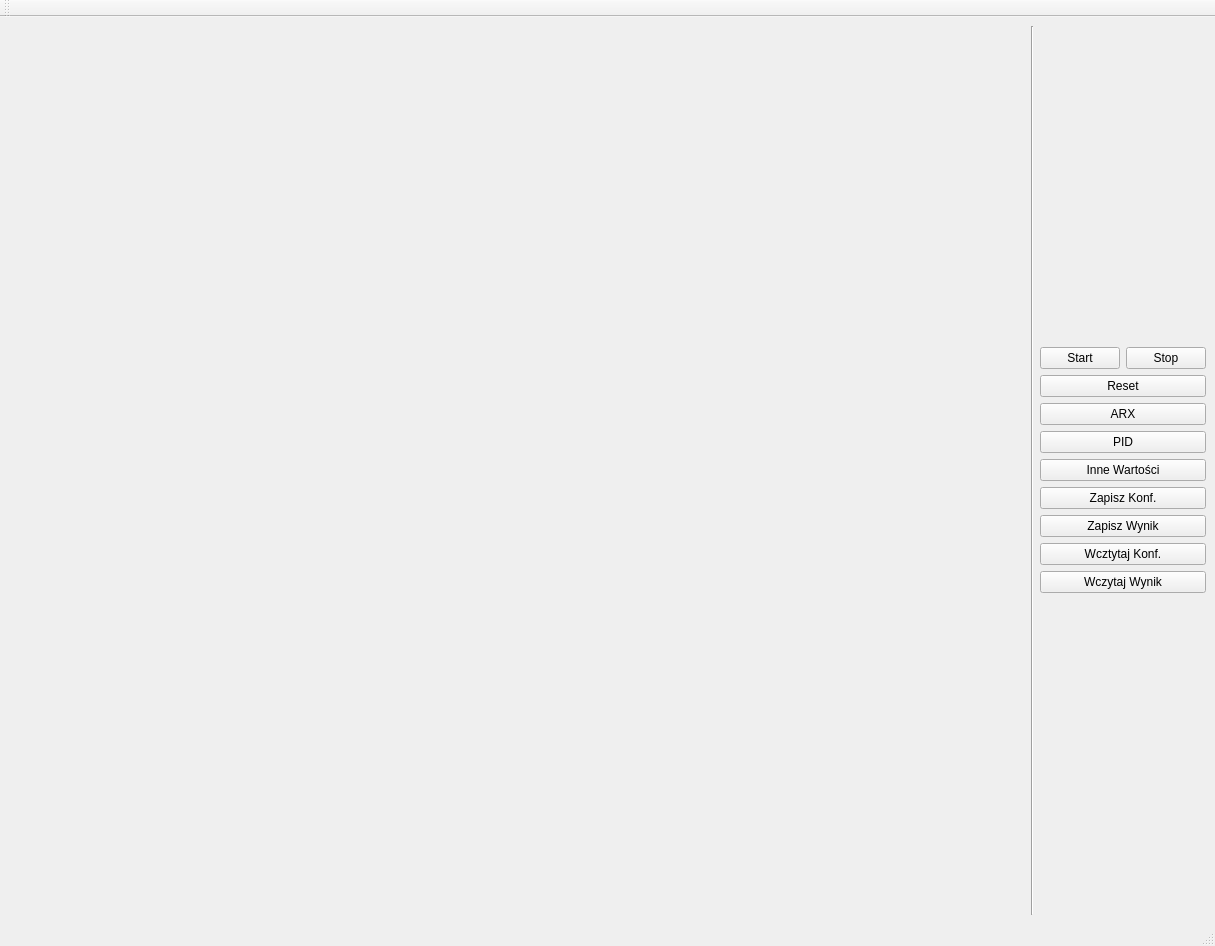
Before: the Qt Designer form mainwindow.ui in dffdgdd5/Projekt-PK_Sem3-4-QT, drawn with Qt 5.
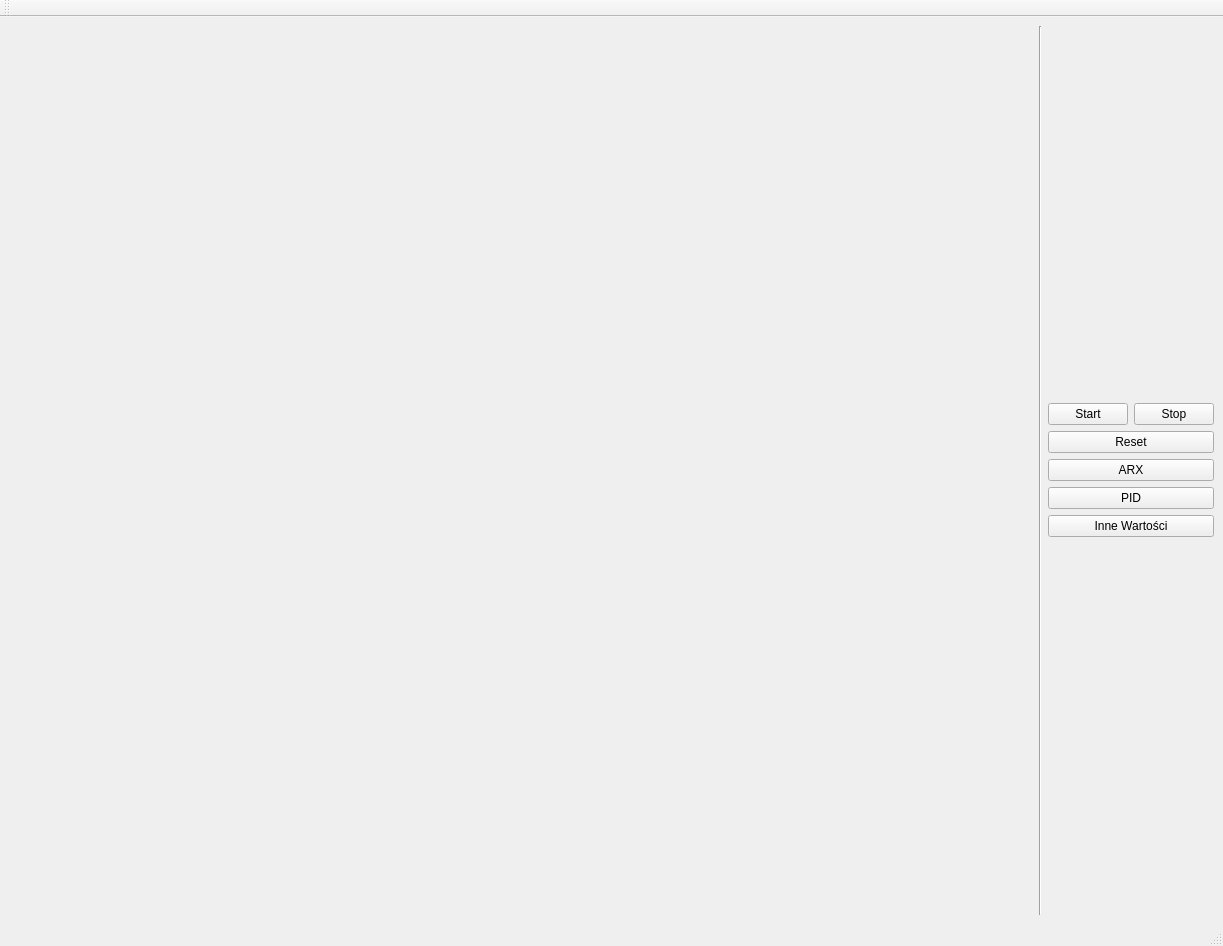
After: the same form once the commit is applied.

```diff
--- a/mainwindow.ui
+++ b/mainwindow.ui
@@ -6,7 +6,7 @@
    <rect>
     <x>0</x>
     <y>0</y>
-    <width>1215</width>
+    <width>1223</width>
     <height>946</height>
    </rect>
   </property>
@@ -159,34 +159,6 @@
           </property>
          </widget>
         </item>
-        <item>
-         <widget class="QPushButton" name="ZapiszKonfiguracje">
-          <property name="text">
-           <string>Zapisz Konf.</string>
-          </property>
-         </widget>
-        </item>
-        <item>
-         <widget class="QPushButton" name="ZapiszWynik">
-          <property name="text">
-           <string>Zapisz Wynik</string>
-          </property>
-         </widget>
-        </item>
-        <item>
-         <widget class="QPushButton" name="WczytajKonf">
-          <property name="text">
-           <string>Wcztytaj Konf.</string>
-          </property>
-         </widget>
-        </item>
-        <item>
-         <widget class="QPushButton" name="WczytajWynik">
-          <property name="text">
-           <string>Wczytaj Wynik</string>
-          </property>
-         </widget>
-        </item>
        </layout>
       </item>
      </layout>
```
Left out of the diff: 8 changed lines with no effect on the pictures.
